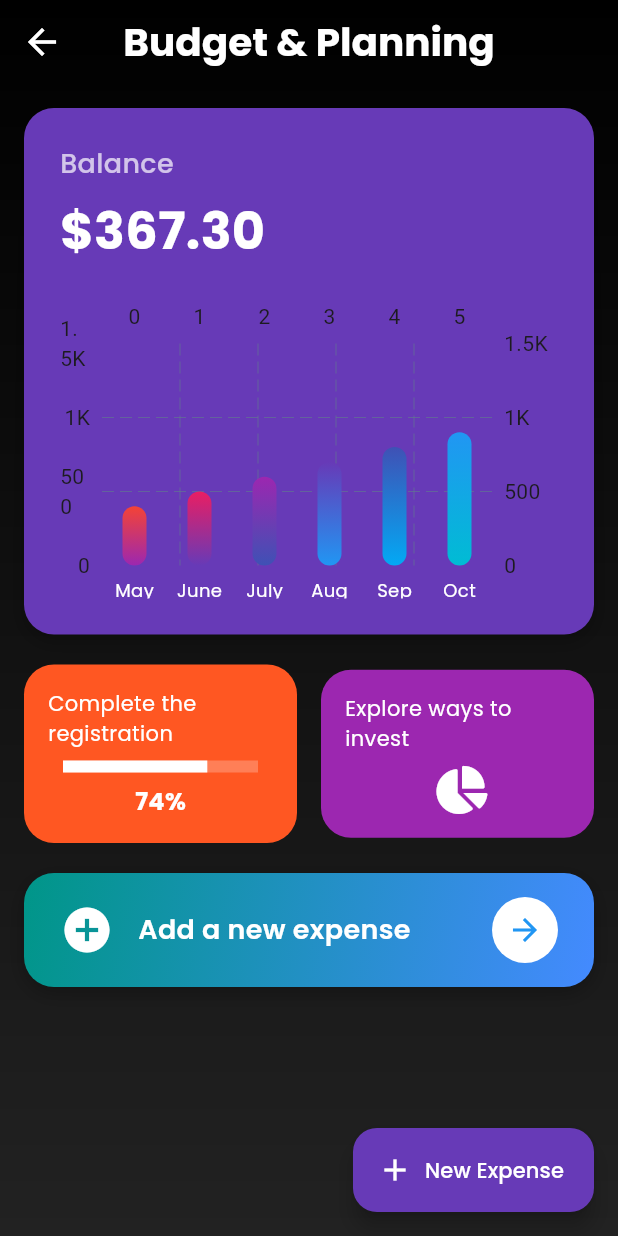
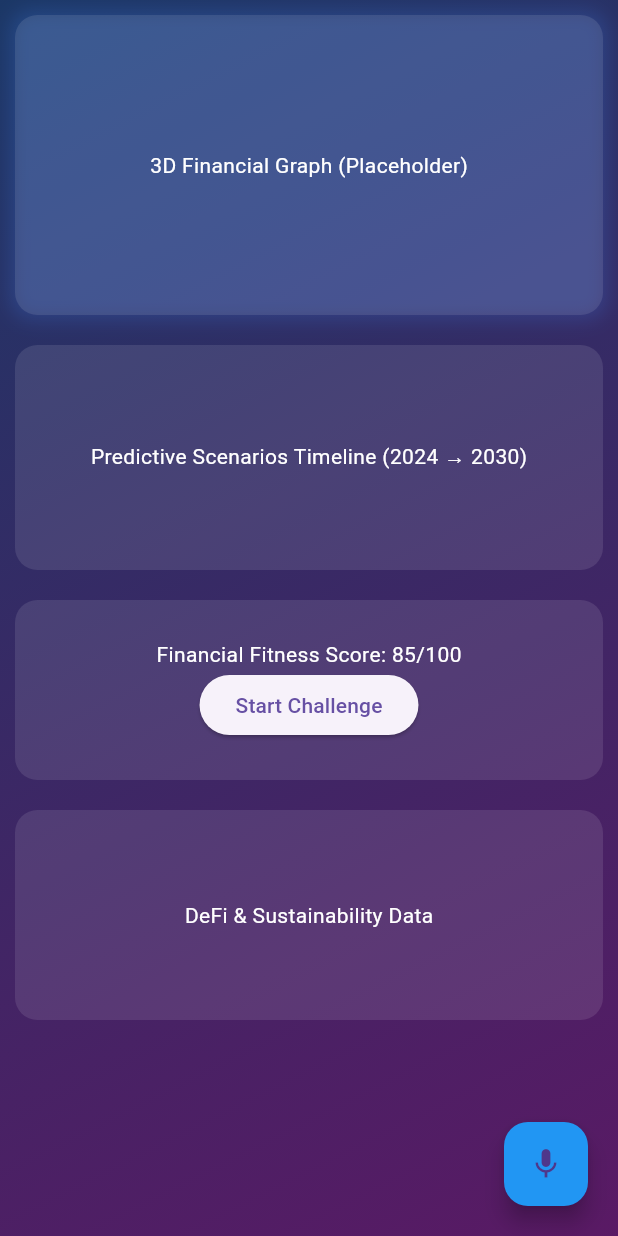
Before and after one commit to Nisarga717/Public-Finance-Manager, a Flutter app: the HomeScreen screen opened by its route, item 3 of the bottom bar chosen, on a phone screen of 412 x 824 dp. Run offline on Flutter 3.47's test engine with Material 3 defaults, Android fonts, the phone set to English and light mode, and no system bars; drawn by our look-alikes of fl_chart, flutter_slidable, percent_indicator; our stand-ins replace cloud_firestore, confetti, firebase_auth, firebase_core, firebase_storage, flutter_animate and 9 more; missing offline and left inert: alan_voice, flutter_vibrate, web3dart; accounts and stored records are empty.

Commit message:
added horizon screen

```diff
--- a/lib/screens/home_screen.dart
+++ b/lib/screens/home_screen.dart
@@ -9,6 +9,7 @@
 import '../auth/auth_service.dart';
 import 'budget_screen.dart';
 import 'profile_screen.dart';
+import 'horizon.dart';
 
 void main() {
   // Initialize Flutter bindings
@@ -756,7 +757,7 @@
                 case 2:
                   Navigator.push(
                     context,
-                    MaterialPageRoute(builder: (context) => BudgetScreen()),
+                    MaterialPageRoute(builder: (context) => HorizonScreen()),
                   );
                   break;
                 case 3:
--- /dev/null
+++ b/lib/screens/horizon.dart
@@ -0,0 +1,179 @@
+import 'package:flutter/material.dart';
+import 'package:fl_chart/fl_chart.dart';
+import 'package:flutter_animate/flutter_animate.dart';
+import 'package:flutter_vibrate/flutter_vibrate.dart';
+import 'package:confetti/confetti.dart';
+import 'package:alan_voice/alan_voice.dart';
+import 'package:flutter_slidable/flutter_slidable.dart';
+import 'package:web3dart/web3dart.dart';
+
+class HorizonScreen extends StatefulWidget {
+  @override
+  _HorizonScreenState createState() => _HorizonScreenState();
+}
+
+class _HorizonScreenState extends State<HorizonScreen>
+    with SingleTickerProviderStateMixin {
+  @override
+  Widget build(BuildContext context) {
+    return Scaffold(
+      backgroundColor: Colors.black,
+      body: Stack(
+        children: [
+          _buildAnimatedBackground(),
+          Column(
+            children: [
+              _buildHolographicGraph(),
+              _buildPredictiveScenarios(),
+              _buildFinancialFitnessGamification(),
+              _buildDeFiSustainabilityHub(),
+            ],
+          ),
+          _buildVoiceAssistantButton(),
+        ],
+      ),
+    );
+  }
+
+  Widget _buildAnimatedBackground() {
+    return AnimatedContainer(
+      duration: Duration(seconds: 3),
+      decoration: BoxDecoration(
+        gradient: LinearGradient(
+          colors: [
+            Colors.blueAccent.withOpacity(0.4),
+            Colors.purpleAccent.withOpacity(0.4)
+          ],
+          begin: Alignment.topLeft,
+          end: Alignment.bottomRight,
+        ),
+      ),
+      child: ShaderMask(
+        shaderCallback: (bounds) {
+          return LinearGradient(
+            colors: [
+              Colors.black.withOpacity(0.6),
+              Colors.black.withOpacity(0.2)
+            ],
+            begin: Alignment.centerLeft,
+            end: Alignment.centerRight,
+          ).createShader(bounds);
+        },
+        blendMode: BlendMode.dstIn,
+        child: Container(),
+      ),
+    );
+  }
+
+  Widget _buildHolographicGraph() {
+    return Container(
+      height: 200,
+      margin: EdgeInsets.all(10),
+      decoration: BoxDecoration(
+        color: Colors.white.withOpacity(0.1),
+        borderRadius: BorderRadius.circular(15),
+        boxShadow: [
+          BoxShadow(
+            color: Colors.blueAccent.withOpacity(0.2),
+            blurRadius: 10,
+            spreadRadius: 3,
+          ),
+        ],
+      ),
+      child: Center(
+        child: Text(
+          "3D Financial Graph (Placeholder)",
+          style: TextStyle(color: Colors.white),
+        ),
+      ),
+    );
+  }
+
+  Widget _buildPredictiveScenarios() {
+    return Slidable(
+      endActionPane: ActionPane(
+        motion: DrawerMotion(),
+        children: [
+          SlidableAction(
+            onPressed: (context) {},
+            backgroundColor: Colors.red,
+            foregroundColor: Colors.white,
+            icon: Icons.delete,
+            label: 'Delete',
+          ),
+        ],
+      ),
+      child: Container(
+        height: 150,
+        margin: EdgeInsets.all(10),
+        decoration: BoxDecoration(
+          color: Colors.white.withOpacity(0.1),
+          borderRadius: BorderRadius.circular(15),
+        ),
+        child: Center(
+          child: Text(
+            "Predictive Scenarios Timeline (2024 → 2030)",
+            style: TextStyle(color: Colors.white),
+          ),
+        ),
+      ),
+    );
+  }
+
+  Widget _buildFinancialFitnessGamification() {
+    return Container(
+      height: 120,
+      margin: EdgeInsets.all(10),
+      decoration: BoxDecoration(
+        color: Colors.white.withOpacity(0.1),
+        borderRadius: BorderRadius.circular(15),
+      ),
+      child: Center(
+        child: Column(
+          mainAxisAlignment: MainAxisAlignment.center,
+          children: [
+            Text("Financial Fitness Score: 85/100",
+                style: TextStyle(color: Colors.white)),
+            ElevatedButton(
+              onPressed: () {
+                Vibrate.feedback(FeedbackType.success);
+              },
+              child: Text("Start Challenge"),
+            ),
+          ],
+        ),
+      ),
+    );
+  }
+
+  Widget _buildDeFiSustainabilityHub() {
+    return Container(
+      height: 140,
+      margin: EdgeInsets.all(10),
+      decoration: BoxDecoration(
+        color: Colors.white.withOpacity(0.1),
+        borderRadius: BorderRadius.circular(15),
+      ),
+      child: Center(
+        child: Text(
+          "DeFi & Sustainability Data",
+          style: TextStyle(color: Colors.white),
+        ),
+      ),
+    );
+  }
+
+  Widget _buildVoiceAssistantButton() {
+    return Positioned(
+      bottom: 20,
+      right: 20,
+      child: FloatingActionButton(
+        onPressed: () {
+          AlanVoice.playText("How can I assist with your finances?");
+        },
+        backgroundColor: Colors.blue,
+        child: Icon(Icons.mic),
+      ),
+    );
+  }
+}
```
Also changed, not shown: pubspec.yaml (+6 -2 lines), pubspec.lock, 1 other file.
